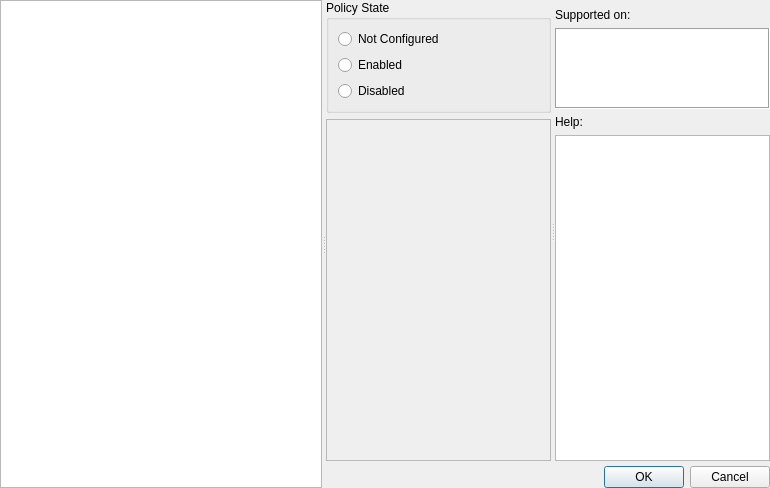
First picture: the form in src/gui/contentwidget.ui, repository august-alt/gpui, before the edit.
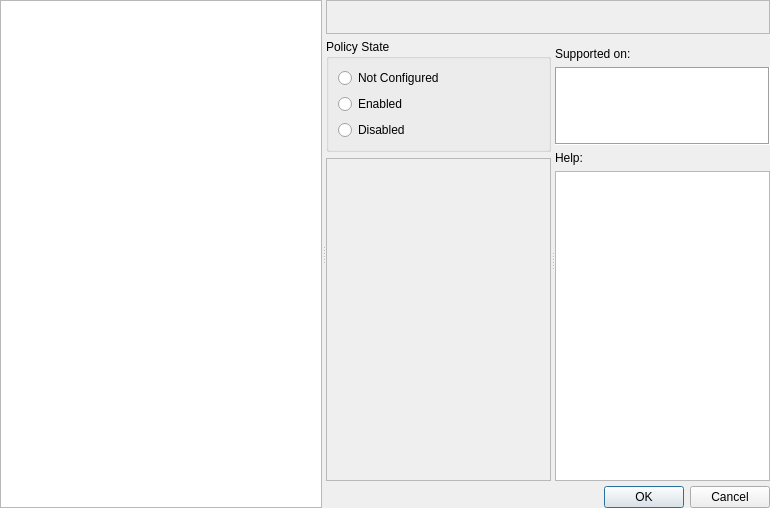
Second picture: the form after the edit.

Commit message: fix: add policy name to content widget, fix: #74208

The edit to the form file:
```diff
--- a/src/gui/contentwidget.ui
+++ b/src/gui/contentwidget.ui
@@ -7,7 +7,7 @@
     <x>0</x>
     <y>0</y>
     <width>770</width>
-    <height>488</height>
+    <height>499</height>
    </rect>
   </property>
   <property name="sizePolicy">
@@ -80,7 +80,14 @@
        <property name="verticalSpacing">
         <number>5</number>
        </property>
-       <item row="0" column="0">
+       <item row="4" column="0">
+        <widget class="QDialogButtonBox" name="policyStateButtonBox">
+         <property name="standardButtons">
+          <set>QDialogButtonBox::Cancel|QDialogButtonBox::Ok</set>
+         </property>
+        </widget>
+       </item>
+       <item row="1" column="0">
         <widget class="QSplitter" name="helpSplitter">
          <property name="orientation">
           <enum>Qt::Horizontal</enum>
@@ -155,7 +162,7 @@
                 <x>0</x>
                 <y>0</y>
                 <width>223</width>
-                <height>315</height>
+                <height>288</height>
                </rect>
               </property>
              </widget>
@@ -254,11 +261,35 @@
          </widget>
         </widget>
        </item>
-       <item row="1" column="0">
-        <widget class="QDialogButtonBox" name="policyStateButtonBox">
-         <property name="standardButtons">
-          <set>QDialogButtonBox::Cancel|QDialogButtonBox::Ok</set>
+       <item row="0" column="0">
+        <widget class="QFrame" name="policyNameFrame">
+         <property name="sizePolicy">
+          <sizepolicy hsizetype="Preferred" vsizetype="Fixed">
+           <horstretch>0</horstretch>
+           <verstretch>0</verstretch>
+          </sizepolicy>
          </property>
+         <property name="frameShape">
+          <enum>QFrame::StyledPanel</enum>
+         </property>
+         <property name="frameShadow">
+          <enum>QFrame::Raised</enum>
+         </property>
+         <layout class="QGridLayout" name="gridLayout_3">
+          <item row="0" column="0">
+           <widget class="QLabel" name="policyNameLabel">
+            <property name="sizePolicy">
+             <sizepolicy hsizetype="Preferred" vsizetype="Fixed">
+              <horstretch>0</horstretch>
+              <verstretch>0</verstretch>
+             </sizepolicy>
+            </property>
+            <property name="text">
+             <string/>
+            </property>
+           </widget>
+          </item>
+         </layout>
         </widget>
        </item>
       </layout>
```
The commit also changes 3 other files.
